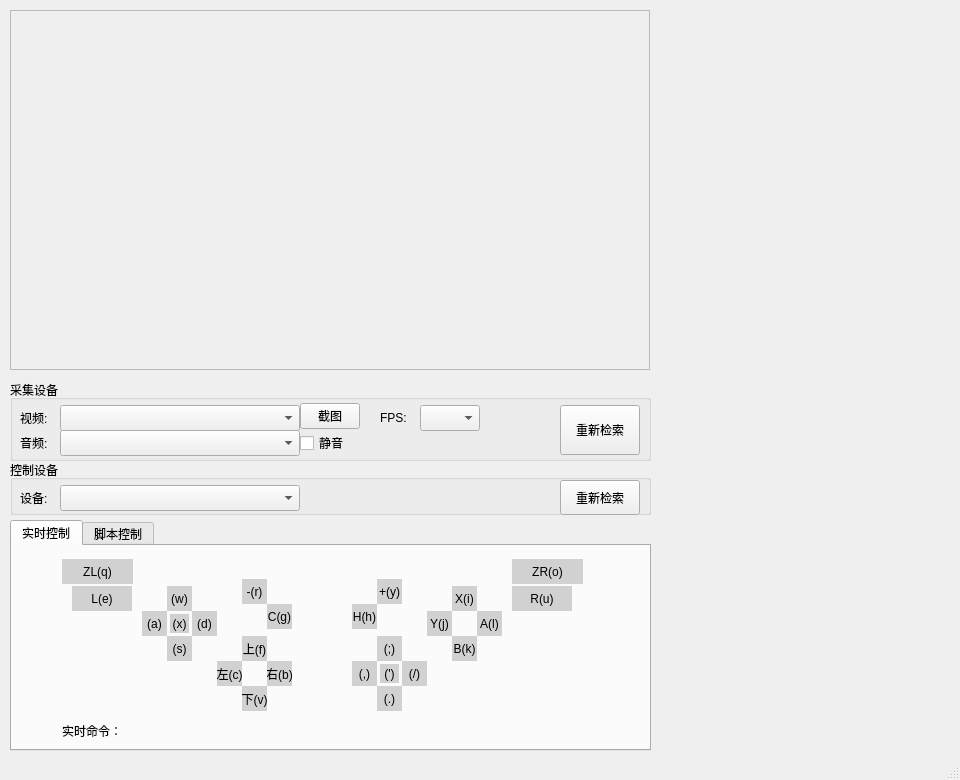
The window that resources/ui/main_form.ui (radiantwf/pokemon-controller-gui) describes before a commit, drawn with Qt 5.
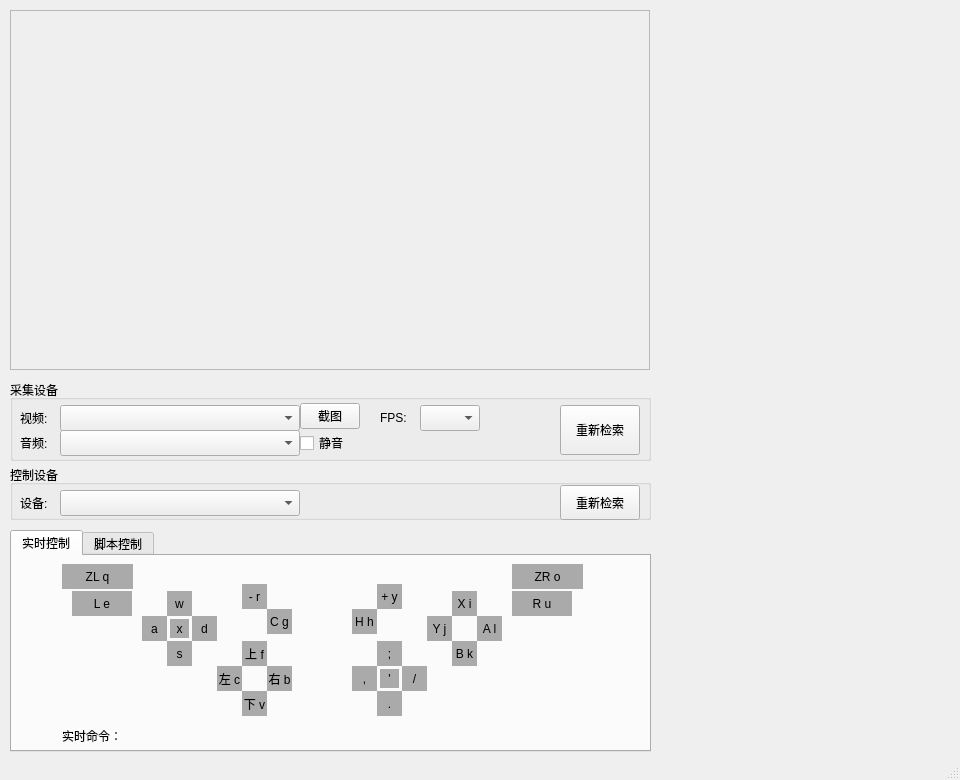
The same window after the commit.

```diff
--- a/resources/ui/main_form.ui
+++ b/resources/ui/main_form.ui
@@ -260,7 +260,7 @@
     <property name="geometry">
      <rect>
       <x>10</x>
-      <y>460</y>
+      <y>465</y>
       <width>641</width>
       <height>55</height>
      </rect>
@@ -345,9 +345,9 @@
     <property name="geometry">
      <rect>
       <x>10</x>
-      <y>520</y>
+      <y>530</y>
       <width>641</width>
-      <height>231</height>
+      <height>222</height>
      </rect>
     </property>
     <property name="currentIndex">
@@ -361,7 +361,7 @@
       <property name="geometry">
        <rect>
         <x>180</x>
-        <y>65</y>
+        <y>60</y>
         <width>25</width>
         <height>25</height>
        </rect>
@@ -370,10 +370,10 @@
        <bool>false</bool>
       </property>
       <property name="styleSheet">
-       <string notr="true">background-color:rgb(209, 209, 209)</string>
+       <string notr="true">background-color:rgb(170, 170, 170)</string>
       </property>
       <property name="text">
-       <string>(d)</string>
+       <string>d</string>
       </property>
       <property name="alignment">
        <set>Qt::AlignCenter</set>
@@ -383,7 +383,7 @@
       <property name="geometry">
        <rect>
         <x>60</x>
-        <y>40</y>
+        <y>35</y>
         <width>60</width>
         <height>25</height>
        </rect>
@@ -392,10 +392,10 @@
        <bool>false</bool>
       </property>
       <property name="styleSheet">
-       <string notr="true">background-color:rgb(209, 209, 209)</string>
+       <string notr="true">background-color:rgb(170, 170, 170)</string>
       </property>
       <property name="text">
-       <string>L(e)</string>
+       <string>L e</string>
       </property>
       <property name="alignment">
        <set>Qt::AlignCenter</set>
@@ -405,7 +405,7 @@
       <property name="geometry">
        <rect>
         <x>255</x>
-        <y>58</y>
+        <y>53</y>
         <width>25</width>
         <height>25</height>
        </rect>
@@ -414,10 +414,10 @@
        <bool>false</bool>
       </property>
       <property name="styleSheet">
-       <string notr="true">background-color:rgb(209, 209, 209)</string>
+       <string notr="true">background-color:rgb(170, 170, 170)</string>
       </property>
       <property name="text">
-       <string>C(g)</string>
+       <string>C g</string>
       </property>
       <property name="alignment">
        <set>Qt::AlignCenter</set>
@@ -427,7 +427,7 @@
       <property name="geometry">
        <rect>
         <x>205</x>
-        <y>115</y>
+        <y>110</y>
         <width>25</width>
         <height>25</height>
        </rect>
@@ -436,10 +436,10 @@
        <bool>false</bool>
       </property>
       <property name="styleSheet">
-       <string notr="true">background-color:rgb(209, 209, 209)</string>
+       <string notr="true">background-color:rgb(170, 170, 170)</string>
       </property>
       <property name="text">
-       <string>左(c)</string>
+       <string>左 c</string>
       </property>
       <property name="alignment">
        <set>Qt::AlignCenter</set>
@@ -449,7 +449,7 @@
       <property name="geometry">
        <rect>
         <x>230</x>
-        <y>90</y>
+        <y>85</y>
         <width>25</width>
         <height>25</height>
        </rect>
@@ -458,10 +458,10 @@
        <bool>false</bool>
       </property>
       <property name="styleSheet">
-       <string notr="true">background-color:rgb(209, 209, 209)</string>
+       <string notr="true">background-color:rgb(170, 170, 170)</string>
       </property>
       <property name="text">
-       <string>上(f)</string>
+       <string>上 f</string>
       </property>
       <property name="alignment">
        <set>Qt::AlignCenter</set>
@@ -471,7 +471,7 @@
       <property name="geometry">
        <rect>
         <x>340</x>
-        <y>115</y>
+        <y>110</y>
         <width>25</width>
         <height>25</height>
        </rect>
@@ -480,10 +480,10 @@
        <bool>false</bool>
       </property>
       <property name="styleSheet">
-       <string notr="true">background-color:rgb(209, 209, 209)</string>
+       <string notr="true">background-color:rgb(170, 170, 170)</string>
       </property>
       <property name="text">
-       <string>(,)</string>
+       <string>,</string>
       </property>
       <property name="alignment">
        <set>Qt::AlignCenter</set>
@@ -493,7 +493,7 @@
       <property name="geometry">
        <rect>
         <x>255</x>
-        <y>115</y>
+        <y>110</y>
         <width>25</width>
         <height>25</height>
        </rect>
@@ -502,10 +502,10 @@
        <bool>false</bool>
       </property>
       <property name="styleSheet">
-       <string notr="true">background-color:rgb(209, 209, 209)</string>
+       <string notr="true">background-color:rgb(170, 170, 170)</string>
       </property>
       <property name="text">
-       <string>右(b)</string>
+       <string>右 b</string>
       </property>
       <property name="alignment">
        <set>Qt::AlignCenter</set>
@@ -515,7 +515,7 @@
       <property name="geometry">
        <rect>
         <x>50</x>
-        <y>13</y>
+        <y>8</y>
         <width>71</width>
         <height>25</height>
        </rect>
@@ -524,10 +524,10 @@
        <bool>false</bool>
       </property>
       <property name="styleSheet">
-       <string notr="true">background-color:rgb(209, 209, 209)</string>
+       <string notr="true">background-color:rgb(170, 170, 170)</string>
       </property>
       <property name="text">
-       <string>ZL(q)</string>
+       <string>ZL q</string>
       </property>
       <property name="alignment">
        <set>Qt::AlignCenter</set>
@@ -537,7 +537,7 @@
       <property name="geometry">
        <rect>
         <x>230</x>
-        <y>140</y>
+        <y>135</y>
         <width>25</width>
         <height>25</height>
        </rect>
@@ -546,10 +546,10 @@
        <bool>false</bool>
       </property>
       <property name="styleSheet">
-       <string notr="true">background-color:rgb(209, 209, 209)</string>
+       <string notr="true">background-color:rgb(170, 170, 170)</string>
       </property>
       <property name="text">
-       <string>下(v)</string>
+       <string>下 v</string>
       </property>
       <property name="alignment">
        <set>Qt::AlignCenter</set>
@@ -559,7 +559,7 @@
       <property name="geometry">
        <rect>
         <x>155</x>
-        <y>40</y>
+        <y>35</y>
         <width>25</width>
         <height>25</height>
        </rect>
@@ -568,10 +568,10 @@
        <bool>false</bool>
       </property>
       <property name="styleSheet">
-       <string notr="true">background-color:rgb(209, 209, 209)</string>
+       <string notr="true">background-color:rgb(170, 170, 170)</string>
       </property>
       <property name="text">
-       <string>(w)</string>
+       <string>w</string>
       </property>
       <property name="alignment">
        <set>Qt::AlignCenter</set>
@@ -581,7 +581,7 @@
       <property name="geometry">
        <rect>
         <x>465</x>
-        <y>65</y>
+        <y>60</y>
         <width>25</width>
         <height>25</height>
        </rect>
@@ -590,10 +590,10 @@
        <bool>false</bool>
       </property>
       <property name="styleSheet">
-       <string notr="true">background-color:rgb(209, 209, 209)</string>
+       <string notr="true">background-color:rgb(170, 170, 170)</string>
       </property>
       <property name="text">
-       <string>A(l)</string>
+       <string>A l</string>
       </property>
       <property name="alignment">
        <set>Qt::AlignCenter</set>
@@ -603,7 +603,7 @@
       <property name="geometry">
        <rect>
         <x>230</x>
-        <y>33</y>
+        <y>28</y>
         <width>25</width>
         <height>25</height>
        </rect>
@@ -612,10 +612,10 @@
        <bool>false</bool>
       </property>
       <property name="styleSheet">
-       <string notr="true">background-color:rgb(209, 209, 209)</string>
+       <string notr="true">background-color:rgb(170, 170, 170)</string>
       </property>
       <property name="text">
-       <string>-(r)</string>
+       <string>- r</string>
       </property>
       <property name="alignment">
        <set>Qt::AlignCenter</set>
@@ -625,7 +625,7 @@
       <property name="geometry">
        <rect>
         <x>440</x>
-        <y>40</y>
+        <y>35</y>
         <width>25</width>
         <height>25</height>
        </rect>
@@ -634,10 +634,10 @@
        <bool>false</bool>
       </property>
       <property name="styleSheet">
-       <string notr="true">background-color:rgb(209, 209, 209)</string>
+       <string notr="true">background-color:rgb(170, 170, 170)</string>
       </property>
       <property name="text">
-       <string>X(i)</string>
+       <string>X i</string>
       </property>
       <property name="alignment">
        <set>Qt::AlignCenter</set>
@@ -647,7 +647,7 @@
       <property name="geometry">
        <rect>
         <x>440</x>
-        <y>90</y>
+        <y>85</y>
         <width>25</width>
         <height>25</height>
        </rect>
@@ -656,10 +656,10 @@
        <bool>false</bool>
       </property>
       <property name="styleSheet">
-       <string notr="true">background-color:rgb(209, 209, 209)</string>
+       <string notr="true">background-color:rgb(170, 170, 170)</string>
       </property>
       <property name="text">
-       <string>B(k)</string>
+       <string>B k</string>
       </property>
       <property name="alignment">
        <set>Qt::AlignCenter</set>
@@ -669,7 +669,7 @@
       <property name="geometry">
        <rect>
         <x>500</x>
-        <y>13</y>
+        <y>8</y>
         <width>71</width>
         <height>25</height>
        </rect>
@@ -678,10 +678,10 @@
        <bool>false</bool>
       </property>
       <property name="styleSheet">
-       <string notr="true">background-color:rgb(209, 209, 209)</string>
+       <string notr="true">background-color:rgb(170, 170, 170)</string>
       </property>
       <property name="text">
-       <string>ZR(o)</string>
+       <string>ZR o</string>
       </property>
       <property name="alignment">
        <set>Qt::AlignCenter</set>
@@ -691,7 +691,7 @@
       <property name="geometry">
        <rect>
         <x>158</x>
-        <y>68</y>
+        <y>63</y>
         <width>19</width>
         <height>19</height>
        </rect>
@@ -700,10 +700,10 @@
        <bool>false</bool>
       </property>
       <property name="styleSheet">
-       <string notr="true">background-color:rgb(209, 209, 209)</string>
+       <string notr="true">background-color:rgb(170, 170, 170)</string>
       </property>
       <property name="text">
-       <string>(x)</string>
+       <string>x</string>
       </property>
       <property name="alignment">
        <set>Qt::AlignCenter</set>
@@ -713,7 +713,7 @@
       <property name="geometry">
        <rect>
         <x>130</x>
-        <y>65</y>
+        <y>60</y>
         <width>25</width>
         <height>25</height>
        </rect>
@@ -722,10 +722,10 @@
        <bool>false</bool>
       </property>
       <property name="styleSheet">
-       <string notr="true">background-color:rgb(209, 209, 209)</string>
+       <string notr="true">background-color:rgb(170, 170, 170)</string>
       </property>
       <property name="text">
-       <string>(a)</string>
+       <string>a</string>
       </property>
       <property name="alignment">
        <set>Qt::AlignCenter</set>
@@ -735,7 +735,7 @@
       <property name="geometry">
        <rect>
         <x>365</x>
-        <y>140</y>
+        <y>135</y>
         <width>25</width>
         <height>25</height>
        </rect>
@@ -744,10 +744,10 @@
        <bool>false</bool>
       </property>
       <property name="styleSheet">
-       <string notr="true">background-color:rgb(209, 209, 209)</string>
+       <string notr="true">background-color:rgb(170, 170, 170)</string>
       </property>
       <property name="text">
-       <string>(.)</string>
+       <string>.</string>
       </property>
       <property name="alignment">
        <set>Qt::AlignCenter</set>
@@ -757,7 +757,7 @@
       <property name="geometry">
        <rect>
         <x>390</x>
-        <y>115</y>
+        <y>110</y>
         <width>25</width>
         <height>25</height>
        </rect>
@@ -766,10 +766,10 @@
        <bool>false</bool>
       </property>
       <property name="styleSheet">
-       <string notr="true">background-color:rgb(209, 209, 209)</string>
+       <string notr="true">background-color:rgb(170, 170, 170)</string>
       </property>
       <property name="text">
-       <string>(/)</string>
+       <string>/</string>
       </property>
       <property name="alignment">
        <set>Qt::AlignCenter</set>
@@ -779,7 +779,7 @@
       <property name="geometry">
        <rect>
         <x>368</x>
-        <y>118</y>
+        <y>113</y>
         <width>19</width>
         <height>19</height>
        </rect>
@@ -788,10 +788,10 @@
        <bool>false</bool>
       </property>
       <property name="styleSheet">
-       <string notr="true">background-color:rgb(209, 209, 209)</string>
+       <string notr="true">background-color:rgb(170, 170, 170)</string>
       </property>
       <property name="text">
-       <string>(')</string>
+       <string>'</string>
       </property>
       <property name="alignment">
        <set>Qt::AlignCenter</set>
@@ -801,7 +801,7 @@
       <property name="geometry">
        <rect>
         <x>365</x>
-        <y>90</y>
+        <y>85</y>
         <width>25</width>
         <height>25</height>
        </rect>
@@ -810,10 +810,10 @@
        <bool>false</bool>
       </property>
       <property name="styleSheet">
-       <string notr="true">background-color:rgb(209, 209, 209)</string>
+       <string notr="true">background-color:rgb(170, 170, 170)</string>
       </property>
       <property name="text">
-       <string>(;)</string>
+       <string>;</string>
       </property>
       <property name="alignment">
        <set>Qt::AlignCenter</set>
@@ -823,7 +823,7 @@
       <property name="geometry">
        <rect>
         <x>365</x>
-        <y>33</y>
+        <y>28</y>
         <width>25</width>
         <height>25</height>
        </rect>
@@ -832,10 +832,10 @@
        <bool>false</bool>
       </property>
       <property name="styleSheet">
-       <string notr="true">background-color:rgb(209, 209, 209)</string>
+       <string notr="true">background-color:rgb(170, 170, 170)</string>
       </property>
       <property name="text">
-       <string>+(y)</string>
+       <string>+ y</string>
       </property>
       <property name="alignment">
        <set>Qt::AlignCenter</set>
@@ -845,7 +845,7 @@
       <property name="geometry">
        <rect>
         <x>500</x>
-        <y>40</y>
+        <y>35</y>
         <width>60</width>
         <height>25</height>
        </rect>
@@ -854,10 +854,10 @@
        <bool>false</bool>
       </property>
       <property name="styleSheet">
-       <string notr="true">background-color:rgb(209, 209, 209)</string>
+       <string notr="true">background-color:rgb(170, 170, 170)</string>
       </property>
       <property name="text">
-       <string>R(u)</string>
+       <string>R u</string>
       </property>
       <property name="alignment">
        <set>Qt::AlignCenter</set>
@@ -867,7 +867,7 @@
       <property name="geometry">
        <rect>
         <x>340</x>
-        <y>58</y>
+        <y>53</y>
         <width>25</width>
         <height>25</height>
        </rect>
@@ -876,10 +876,10 @@
        <bool>false</bool>
       </property>
       <property name="styleSheet">
-       <string notr="true">background-color:rgb(209, 209, 209)</string>
+       <string notr="true">background-color:rgb(170, 170, 170)</string>
       </property>
       <property name="text">
-       <string>H(h)</string>
+       <string>H h</string>
       </property>
       <property name="alignment">
        <set>Qt::AlignCenter</set>
@@ -889,7 +889,7 @@
       <property name="geometry">
        <rect>
         <x>415</x>
-        <y>65</y>
+        <y>60</y>
         <width>25</width>
         <height>25</height>
        </rect>
@@ -898,10 +898,10 @@
        <bool>false</bool>
       </property>
       <property name="styleSheet">
-       <string notr="true">background-color:rgb(209, 209, 209)</string>
+       <string notr="true">background-color:rgb(170, 170, 170)</string>
       </property>
       <property name="text">
-       <string>Y(j)</string>
+       <string>Y j</string>
       </property>
       <property name="alignment">
        <set>Qt::AlignCenter</set>
@@ -911,7 +911,7 @@
       <property name="geometry">
        <rect>
         <x>155</x>
-        <y>90</y>
+        <y>85</y>
         <width>25</width>
         <height>25</height>
        </rect>
@@ -920,10 +920,10 @@
        <bool>false</bool>
       </property>
       <property name="styleSheet">
-       <string notr="true">background-color:rgb(209, 209, 209)</string>
+       <string notr="true">background-color:rgb(170, 170, 170)</string>
       </property>
       <property name="text">
-       <string>(s)</string>
+       <string>s</string>
       </property>
       <property name="alignment">
        <set>Qt::AlignCenter</set>
@@ -933,7 +933,7 @@
       <property name="geometry">
        <rect>
         <x>50</x>
-        <y>175</y>
+        <y>170</y>
         <width>521</width>
         <height>20</height>
        </rect>
```
